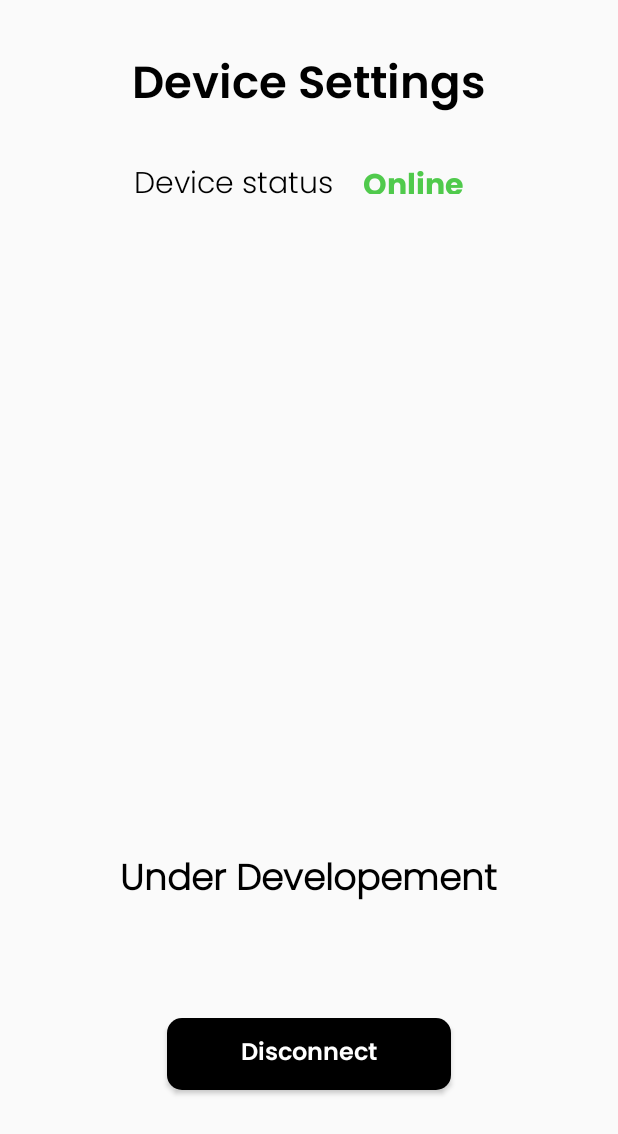
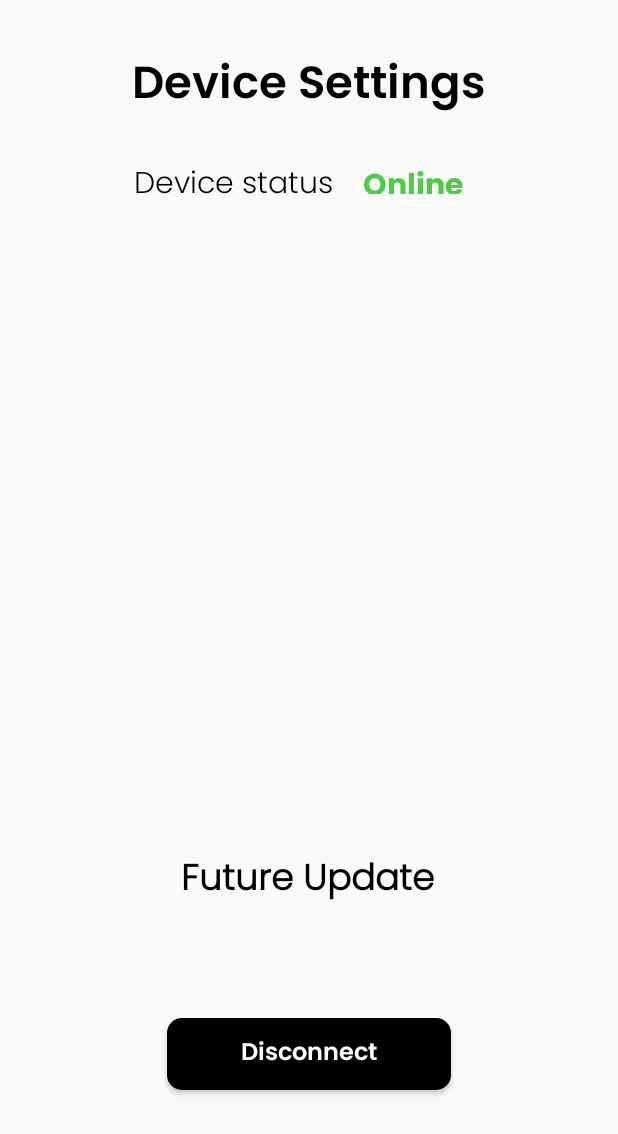
Before and after one commit to akshat-52/Rapidez-IoT, an Android app: the DeviceSettings screen opened directly, with no data from a screen before it, on a phone screen of 412 x 824 dp. Shown: the top 1134 px of the screen. Run offline under Robolectric (Android 15) with nearby library versions, the light colour scheme and no system bars; Roboto replaces fonts that are not available here.

Commit message:
Version0.6 Update 2

```diff
--- a/app/src/main/res/layout/activity_device_settings.xml
+++ b/app/src/main/res/layout/activity_device_settings.xml
@@ -101,7 +101,7 @@
         android:layout_width="wrap_content"
         android:layout_height="wrap_content"
         android:fontFamily="@font/poppins_light"
-        android:text="Under Developement"
+        android:text="Future Update"
         android:textColor="#000000"
         android:textSize="24sp"
         android:textStyle="bold"
```
